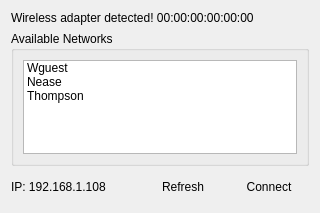
Qt form cbcui/ui/Wifi.ui (matthewbot/cbc) before a commit.
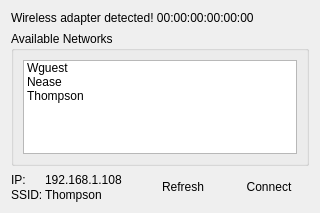
The same form after that commit. Icons and pictures are not drawn.

Commit message: Added ability to connect to an SSID

Patch:
```diff
--- a/cbcui/ui/Wifi.ui
+++ b/cbcui/ui/Wifi.ui
@@ -50,13 +50,47 @@
     </widget>
    </item>
    <item>
-    <layout class="QHBoxLayout" name="horizontalLayout">
+    <layout class="QHBoxLayout" name="horizontalLayout" stretch="0,0,0">
+     <property name="spacing">
+      <number>6</number>
+     </property>
      <item>
-      <widget class="QLabel" name="ui_ipLabel">
-       <property name="text">
-        <string>IP: 192.168.1.108</string>
+      <layout class="QGridLayout" name="gridLayout" columnstretch="0,1">
+       <property name="horizontalSpacing">
+        <number>2</number>
        </property>
-      </widget>
+       <property name="verticalSpacing">
+        <number>0</number>
+       </property>
+       <item row="0" column="1">
+        <widget class="QLabel" name="ui_ipLabel">
+         <property name="text">
+          <string>192.168.1.108</string>
+         </property>
+        </widget>
+       </item>
+       <item row="0" column="0">
+        <widget class="QLabel" name="label">
+         <property name="text">
+          <string>IP:</string>
+         </property>
+        </widget>
+       </item>
+       <item row="1" column="0">
+        <widget class="QLabel" name="label_2">
+         <property name="text">
+          <string>SSID:</string>
+         </property>
+        </widget>
+       </item>
+       <item row="1" column="1">
+        <widget class="QLabel" name="ui_ssidLabel">
+         <property name="text">
+          <string>Thompson</string>
+         </property>
+        </widget>
+       </item>
+      </layout>
      </item>
      <item>
       <widget class="QPushButton" name="ui_refreshButton">
```
The commit also changes 4 other files.
